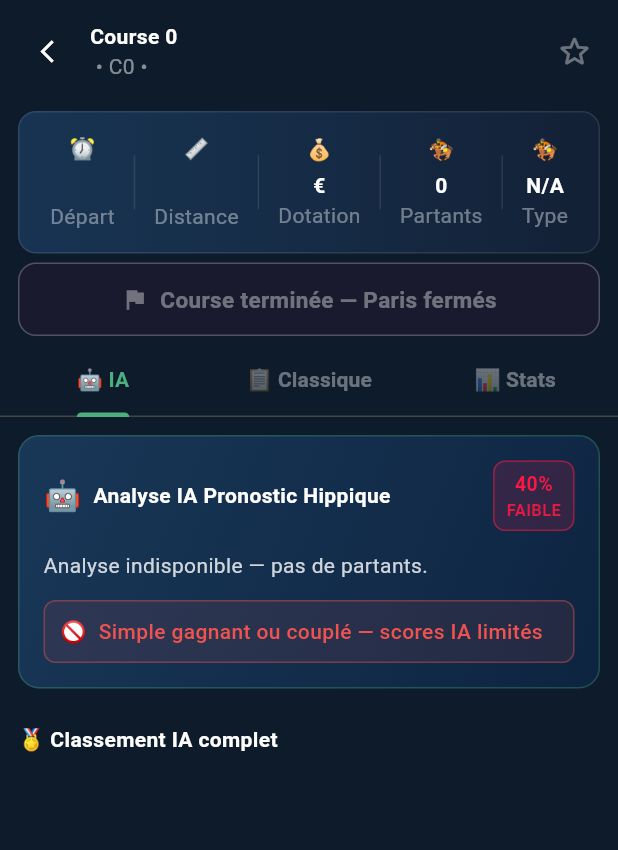
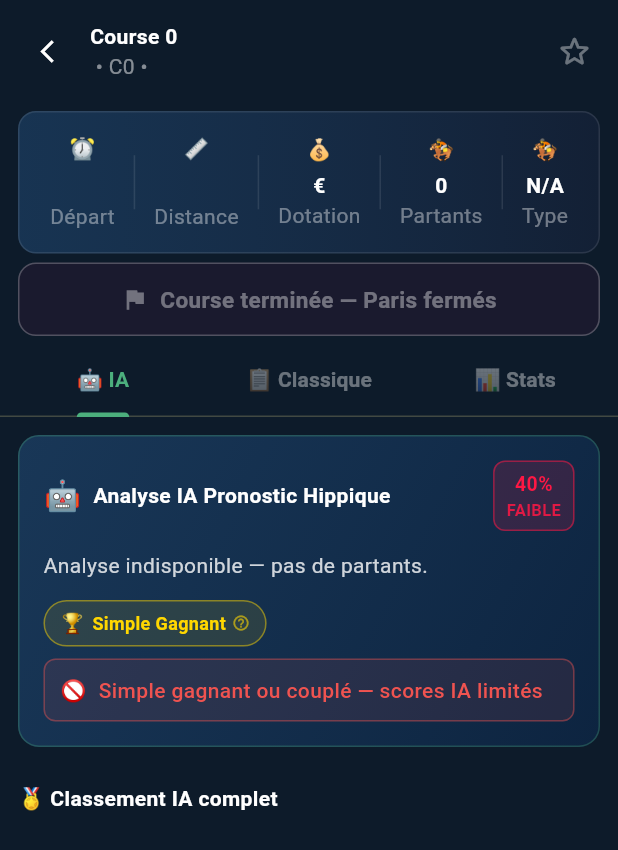
Before and after one commit to Yax54/Pronostic-Hippique-V2, a Flutter app: the CourseDetailScreen screen opened directly with empty values, on a phone screen of 412 x 824 dp. Shown: the top 850 px of the screen. Run offline on Flutter 3.47's test engine with Material 3 defaults, Android fonts, the phone set to English and light mode, and no system bars; our stand-ins replace file_picker, image_picker, share_plus, shared_preferences; missing offline and left inert: gal; accounts and stored records are empty; network calls fail.

Commit message:
feat v10.31b — TypePariBadge dans best_bet_screen + course_detail_screen (oubliés du commit 2d0deed)

```diff
--- a/lib/screens/course_detail_screen.dart
+++ b/lib/screens/course_detail_screen.dart
@@ -2,6 +2,7 @@
 //  COURSE DETAIL SCREEN — Détail complet d'une course + Pronostics IA
 // ═══════════════════════════════════════════════════════════════════
 
+import '../widgets/type_pari_badge.dart';
 import 'dart:async';
 import 'package:flutter/foundation.dart';
 import 'package:flutter/material.dart';
@@ -341,6 +342,29 @@ class _CourseDetailScreenState extends State<CourseDetailScreen>
   // ──────────────────────────────────────────────────────────────────
   // ONGLET 1 : VUE IA (pronostics + scores)
   // ──────────────────────────────────────────────────────────────────
+  // ★ v10.30 : helpers pour TypePariBadge
+  static String _typePariDuConseil(String conseil) {
+    final cu = conseil.toUpperCase();
+    if (cu.contains('QUINTÉ')) return 'Quinté+';
+    if (cu.contains('QUARTÉ')) return 'Quarté+';
+    if (cu.contains('TIERCÉ') || cu.contains('TIERCE')) return 'Tiercé';
+    if (cu.contains('COUPLÉ GAGNANT') || cu.contains('COUPLE GAGNANT')) return 'Couplé Gagnant';
+    if (cu.contains('COUPLÉ PLACÉ') || cu.contains('COUPLE PLACE')) return 'Couplé Placé';
+    if (cu.contains('GAGNANT+PLACÉ') || cu.contains('GAGNANT PLACÉ')) return 'Gagnant+Placé';
+    if (cu.contains('SIMPLE PLACÉ') || cu.contains('SIMPLE PLACE')) return 'Simple Placé';
+    if (cu.contains('SIMPLE GAGNANT') || cu.contains('GAGNANT')) return 'Simple Gagnant';
+    return 'À surveiller';
+  }
+
+  static int _nbChevauxPourConseil(String conseil) {
+    final cu = conseil.toUpperCase();
+    if (cu.contains('QUINTÉ')) return 5;
+    if (cu.contains('QUARTÉ')) return 4;
+    if (cu.contains('TIERCÉ') || cu.contains('TIERCE')) return 3;
+    if (cu.contains('COUPLÉ') || cu.contains('COUPLE')) return 2;
+    return 1;
+  }
+
   Widget _buildTabIA() {
     final partantsIA = widget.course.partantsParRangIA;
 
@@ -414,7 +438,20 @@ class _CourseDetailScreenState extends State<CourseDetailScreen>
                         ? const Color(0xFFFFB74D) // orange — MOY.
                         : const Color(0xFFEF5350); // rouge — FAIBLE
             final conseilIcon = conf >= 80 ? '✅' : conf >= 65 ? '💡' : conf >= 50 ? '⚠️' : '🚫';
-            return Container(
+            return Column(
+              crossAxisAlignment: CrossAxisAlignment.start,
+              children: [
+                // ★ v10.30 : Badge type de pari cliquable
+                TypePariBadge(
+                  type:      _typePariDuConseil(_pronostic.conseil),
+                  numeros:   widget.course.partantsParRangIA
+                      .take(_nbChevauxPourConseil(_pronostic.conseil))
+                      .map((p) => p.numero).toList(),
+                  nomFavori: widget.course.partantsParRangIA.isNotEmpty
+                      ? widget.course.partantsParRangIA.first.nom : null,
+                ),
+                const SizedBox(height: 8),
+                Container(
               padding: const EdgeInsets.all(10),
               decoration: BoxDecoration(
                 color: conseilColor.withValues(alpha: 0.1),
@@ -432,6 +469,8 @@ class _CourseDetailScreenState extends State<CourseDetailScreen>
                   ),
                 ],
               ),
+            ),
+              ],
             );
           }),
           // ★ v9.85 : Phrase IA contextuelle sous le conseil
```
Also changed, not shown: lib/screens/best_bet_screen.dart (+11 -8 lines).
